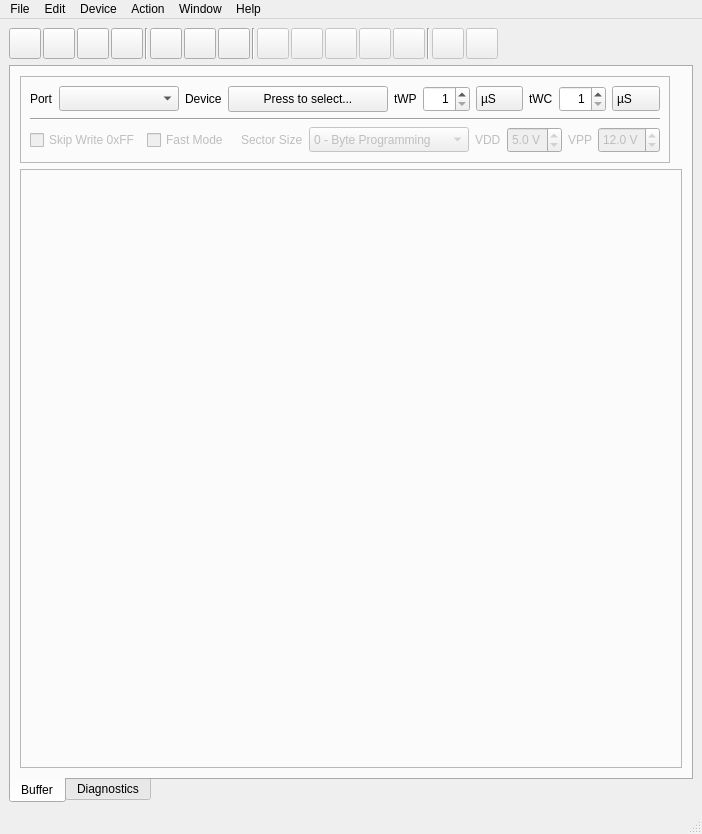
First picture: the form in software/usbflashprog/main/mainwindow.ui, repository robsonsmartins/usbflashprog, before the edit.
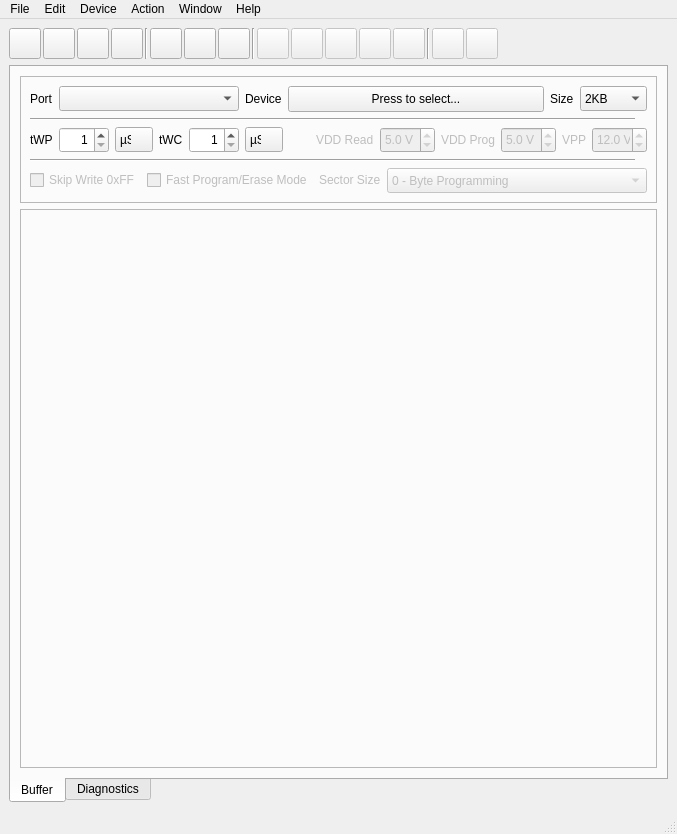
Second picture: the form after the edit. Icons and pictures are not drawn.

Commit message: 0.2.rev.A. Separate VDD read/prog control and Add size selector in software

Diff of the .ui file:
```diff
--- a/software/usbflashprog/main/mainwindow.ui
+++ b/software/usbflashprog/main/mainwindow.ui
@@ -6,7 +6,7 @@
    <rect>
     <x>0</x>
     <y>0</y>
-    <width>702</width>
+    <width>677</width>
     <height>834</height>
    </rect>
   </property>
@@ -427,7 +427,7 @@
                  <item>
                   <widget class="QLabel" name="labelProgPort">
                    <property name="sizePolicy">
-                    <sizepolicy hsizetype="Fixed" vsizetype="Preferred">
+                    <sizepolicy hsizetype="Fixed" vsizetype="Fixed">
                      <horstretch>0</horstretch>
                      <verstretch>0</verstretch>
                     </sizepolicy>
@@ -440,14 +440,14 @@
                  <item>
                   <widget class="QComboBox" name="comboBoxProgPort">
                    <property name="sizePolicy">
-                    <sizepolicy hsizetype="Minimum" vsizetype="Fixed">
+                    <sizepolicy hsizetype="Fixed" vsizetype="Fixed">
                      <horstretch>0</horstretch>
                      <verstretch>0</verstretch>
                     </sizepolicy>
                    </property>
                    <property name="minimumSize">
                     <size>
-                     <width>120</width>
+                     <width>180</width>
                      <height>25</height>
                     </size>
                    </property>
@@ -456,7 +456,7 @@
                  <item>
                   <widget class="QLabel" name="labelProgDevice">
                    <property name="sizePolicy">
-                    <sizepolicy hsizetype="Fixed" vsizetype="Preferred">
+                    <sizepolicy hsizetype="Fixed" vsizetype="Fixed">
                      <horstretch>0</horstretch>
                      <verstretch>0</verstretch>
                     </sizepolicy>
@@ -469,14 +469,14 @@
                  <item>
                   <widget class="QPushButton" name="btnProgDevice">
                    <property name="sizePolicy">
-                    <sizepolicy hsizetype="Fixed" vsizetype="Fixed">
+                    <sizepolicy hsizetype="Preferred" vsizetype="Fixed">
                      <horstretch>0</horstretch>
                      <verstretch>0</verstretch>
                     </sizepolicy>
                    </property>
                    <property name="minimumSize">
                     <size>
-                     <width>160</width>
+                     <width>200</width>
                      <height>26</height>
                     </size>
                    </property>
@@ -498,9 +498,140 @@
                   </widget>
                  </item>
                  <item>
+                  <widget class="QLabel" name="labelProgSize">
+                   <property name="sizePolicy">
+                    <sizepolicy hsizetype="Fixed" vsizetype="Fixed">
+                     <horstretch>0</horstretch>
+                     <verstretch>0</verstretch>
+                    </sizepolicy>
+                   </property>
+                   <property name="text">
+                    <string>Size</string>
+                   </property>
+                  </widget>
+                 </item>
+                 <item>
+                  <widget class="QComboBox" name="comboBoxProgSize">
+                   <property name="sizePolicy">
+                    <sizepolicy hsizetype="Fixed" vsizetype="Fixed">
+                     <horstretch>0</horstretch>
+                     <verstretch>0</verstretch>
+                    </sizepolicy>
+                   </property>
+                   <property name="minimumSize">
+                    <size>
+                     <width>0</width>
+                     <height>25</height>
+                    </size>
+                   </property>
+                   <property name="currentText">
+                    <string>2KB</string>
+                   </property>
+                   <item>
+                    <property name="text">
+                     <string notr="true">2KB</string>
+                    </property>
+                   </item>
+                   <item>
+                    <property name="text">
+                     <string notr="true">4KB</string>
+                    </property>
+                   </item>
+                   <item>
+                    <property name="text">
+                     <string notr="true">8KB</string>
+                    </property>
+                   </item>
+                   <item>
+                    <property name="text">
+                     <string notr="true">16KB</string>
+                    </property>
+                   </item>
+                   <item>
+                    <property name="text">
+                     <string notr="true">32KB</string>
+                    </property>
+                   </item>
+                   <item>
+                    <property name="text">
+                     <string notr="true">64KB</string>
+                    </property>
+                   </item>
+                   <item>
+                    <property name="text">
+                     <string notr="true">128KB</string>
+                    </property>
+                   </item>
+                   <item>
+                    <property name="text">
+                     <string notr="true">256KB</string>
+                    </property>
+                   </item>
+                   <item>
+                    <property name="text">
+                     <string notr="true">512KB</string>
+                    </property>
+                   </item>
+                   <item>
+                    <property name="text">
+                     <string notr="true">1MB</string>
+                    </property>
+                   </item>
+                   <item>
+                    <property name="text">
+                     <string notr="true">2MB</string>
+                    </property>
+                   </item>
+                   <item>
+                    <property name="text">
+                     <string notr="true">4MB</string>
+                    </property>
+                   </item>
+                   <item>
+                    <property name="text">
+                     <string notr="true">8MB</string>
+                    </property>
+                   </item>
+                   <item>
+                    <property name="text">
+                     <string notr="true">16MB</string>
+                    </property>
+                   </item>
+                  </widget>
+                 </item>
+                </layout>
+               </item>
+               <item>
+                <widget class="Line" name="line_8">
+                 <property name="sizePolicy">
+                  <sizepolicy hsizetype="Fixed" vsizetype="Fixed">
+                   <horstretch>0</horstretch>
+                   <verstretch>0</verstretch>
+                  </sizepolicy>
+                 </property>
+                 <property name="minimumSize">
+                  <size>
+                   <width>605</width>
+                   <height>0</height>
+                  </size>
+                 </property>
+                 <property name="maximumSize">
+                  <size>
+                   <width>605</width>
+                   <height>16777215</height>
+                  </size>
+                 </property>
+                 <property name="orientation">
+                  <enum>Qt::Horizontal</enum>
+                 </property>
+                </widget>
+               </item>
+               <item>
+                <layout class="QHBoxLayout" name="horizontalLayout_22">
+                 <item>
                   <widget class="QLabel" name="labelProgTWP">
                    <property name="sizePolicy">
-                    <sizepolicy hsizetype="Fixed" vsizetype="Preferred">
+                    <sizepolicy hsizetype="Fixed" vsizetype="Fixed">
                      <horstretch>0</horstretch>
                      <verstretch>0</verstretch>
                     </sizepolicy>
@@ -520,7 +651,7 @@
                    </property>
                    <property name="minimumSize">
                     <size>
-                     <width>45</width>
+                     <width>50</width>
                      <height>26</height>
                     </size>
                    </property>
@@ -547,7 +678,7 @@
                  <item>
                   <widget class="QComboBox" name="comboBoxProgTWPUnit">
                    <property name="sizePolicy">
-                    <sizepolicy hsizetype="Minimum" vsizetype="Fixed">
+                    <sizepolicy hsizetype="Fixed" vsizetype="Fixed">
                      <horstretch>0</horstretch>
                      <verstretch>0</verstretch>
                     </sizepolicy>
@@ -579,7 +710,7 @@
                  <item>
                   <widget class="QLabel" name="labelProgTWC">
                    <property name="sizePolicy">
-                    <sizepolicy hsizetype="Fixed" vsizetype="Preferred">
+                    <sizepolicy hsizetype="Fixed" vsizetype="Fixed">
                      <horstretch>0</horstretch>
                      <verstretch>0</verstretch>
                     </sizepolicy>
@@ -599,7 +730,7 @@
                    </property>
                    <property name="minimumSize">
                     <size>
-                     <width>45</width>
+                     <width>50</width>
                      <height>26</height>
                     </size>
                    </property>
@@ -620,7 +751,7 @@
                  <item>
                   <widget class="QComboBox" name="comboBoxProgTWCUnit">
                    <property name="sizePolicy">
-                    <sizepolicy hsizetype="Minimum" vsizetype="Fixed">
+                    <sizepolicy hsizetype="Fixed" vsizetype="Fixed">
                      <horstretch>0</horstretch>
                      <verstretch>0</verstretch>
                     </sizepolicy>
@@ -649,10 +780,194 @@
                    </item>
                   </widget>
                  </item>
+                 <item>
+                  <spacer name="horizontalSpacer_14">
+                   <property name="orientation">
+                    <enum>Qt::Horizontal</enum>
+                   </property>
+                   <property name="sizeType">
+                    <enum>QSizePolicy::Preferred</enum>
+                   </property>
+                   <property name="sizeHint" stdset="0">
+                    <size>
+                     <width>40</width>
+                     <height>20</height>
+                    </size>
+                   </property>
+                  </spacer>
+                 </item>
+                 <item>
+                  <widget class="QLabel" name="labelProgVDDrd">
+                   <property name="enabled">
+                    <bool>false</bool>
+                   </property>
+                   <property name="sizePolicy">
+                    <sizepolicy hsizetype="Fixed" vsizetype="Fixed">
+                     <horstretch>0</horstretch>
+                     <verstretch>0</verstretch>
+                    </sizepolicy>
+                   </property>
+                   <property name="text">
+                    <string notr="true">VDD Read</string>
+                   </property>
+                  </widget>
+                 </item>
+                 <item>
+                  <widget class="QDoubleSpinBox" name="spinBoxProgVDDrd">
+                   <property name="enabled">
+                    <bool>false</bool>
+                   </property>
+                   <property name="sizePolicy">
+                    <sizepolicy hsizetype="Fixed" vsizetype="Fixed">
+                     <horstretch>0</horstretch>
+                     <verstretch>0</verstretch>
+                    </sizepolicy>
+                   </property>
+                   <property name="minimumSize">
+                    <size>
+                     <width>55</width>
+                     <height>26</height>
+                    </size>
+                   </property>
+                   <property name="toolTip">
+                    <string>Adjust VDD to Read [Caution!]</string>
+                   </property>
+                   <property name="suffix">
+                    <string notr="true"> V</string>
+                   </property>
+                   <property name="decimals">
+                    <number>1</number>
+                   </property>
+                   <property name="minimum">
+                    <double>2.500000000000000</double>
+                   </property>
+                   <property name="maximum">
+                    <double>6.800000000000000</double>
+                   </property>
+                   <property name="singleStep">
+                    <double>0.100000000000000</double>
+                   </property>
+                   <property name="value">
+                    <double>5.000000000000000</double>
+                   </property>
+                  </widget>
+                 </item>
+                 <item>
+                  <widget class="QLabel" name="labelProgVDDwr">
+                   <property name="enabled">
+                    <bool>false</bool>
+                   </property>
+                   <property name="sizePolicy">
+                    <sizepolicy hsizetype="Fixed" vsizetype="Fixed">
+                     <horstretch>0</horstretch>
+                     <verstretch>0</verstretch>
+                    </sizepolicy>
+                   </property>
+                   <property name="text">
+                    <string notr="true">VDD Prog</string>
+                   </property>
+                  </widget>
+                 </item>
+                 <item>
+                  <widget class="QDoubleSpinBox" name="spinBoxProgVDDwr">
+                   <property name="enabled">
+                    <bool>false</bool>
+                   </property>
+                   <property name="sizePolicy">
+                    <sizepolicy hsizetype="Fixed" vsizetype="Fixed">
+                     <horstretch>0</horstretch>
+                     <verstretch>0</verstretch>
+                    </sizepolicy>
+                   </property>
+                   <property name="minimumSize">
+                    <size>
+                     <width>55</width>
+                     <height>26</height>
+                    </size>
+                   </property>
+                   <property name="toolTip">
+                    <string>Adjust VDD to Program [Caution!]</string>
+                   </property>
+                   <property name="suffix">
+                    <string notr="true"> V</string>
+                   </property>
+                   <property name="decimals">
+                    <number>1</number>
+                   </property>
+                   <property name="minimum">
+                    <double>2.500000000000000</double>
+                   </property>
+                   <property name="maximum">
+                    <double>6.800000000000000</double>
+                   </property>
+                   <property name="singleStep">
+                    <double>0.100000000000000</double>
+                   </property>
+                   <property name="value">
+                    <double>5.000000000000000</double>
+                   </property>
+                  </widget>
+                 </item>
+                 <item>
+                  <widget class="QLabel" name="labelProgVPP">
+                   <property name="enabled">
+                    <bool>false</bool>
+                   </property>
+                   <property name="sizePolicy">
+                    <sizepolicy hsizetype="Fixed" vsizetype="Fixed">
+                     <horstretch>0</horstretch>
+                     <verstretch>0</verstretch>
+                    </sizepolicy>
+                   </property>
+                   <property name="text">
+                    <string notr="true">VPP</string>
+                   </property>
+                  </widget>
+                 </item>
+                 <item>
+                  <widget class="QDoubleSpinBox" name="spinBoxProgVPP">
+                   <property name="enabled">
+                    <bool>false</bool>
+                   </property>
+                   <property name="sizePolicy">
+                    <sizepolicy hsizetype="Fixed" vsizetype="Fixed">
+                     <horstretch>0</horstretch>
+                     <verstretch>0</verstretch>
+                    </sizepolicy>
+                   </property>
+                   <property name="minimumSize">
+                    <size>
+                     <width>55</width>
+                     <height>26</height>
+                    </size>
+                   </property>
+                   <property name="toolTip">
+                    <string>Adjust VPP [Caution!]</string>
+                   </property>
+                   <property name="suffix">
+                    <string notr="true"> V</string>
+                   </property>
+                   <property name="decimals">
+                    <number>1</number>
+                   </property>
+                   <property name="minimum">
+                    <double>10.000000000000000</double>
+                   </property>
+                   <property name="maximum">
+                    <double>25.000000000000000</double>
+                   </property>
+                   <property name="singleStep">
+                    <double>0.100000000000000</double>
+                   </property>
+                   <property name="value">
+                    <double>12.000000000000000</double>
+                   </property>
+                  </widget>
+                 </item>
                 </layout>
                </item>
                <item>
-                <widget class="Line" name="line_8">
+                <widget class="Line" name="line_12">
                  <property name="sizePolicy">
                   <sizepolicy hsizetype="Fixed" vsizetype="Fixed">
                    <horstretch>0</horstretch>
@@ -661,13 +976,13 @@
                  </property>
                  <property name="minimumSize">
                   <size>
-                   <width>630</width>
+                   <width>605</width>
                    <height>0</height>
                   </size>
                  </property>
                  <property name="maximumSize">
                   <size>
-                   <width>590</width>
+                   <width>605</width>
                    <height>16777215</height>
                   </size>
                  </property>
@@ -683,6 +998,18 @@
                    <property name="enabled">
                     <bool>false</bool>
                    </property>
+                   <property name="sizePolicy">
+                    <sizepolicy hsizetype="Fixed" vsizetype="Fixed">
+                     <horstretch>0</horstretch>
+                     <verstretch>0</verstretch>
+                    </sizepolicy>
+                   </property>
+                   <property name="minimumSize">
+                    <size>
+                     <width>0</width>
+                     <height>0</height>
+                    </size>
+                   </property>
                    <property name="text">
                     <string>Skip Write 0xFF</string>
                    </property>
@@ -693,8 +1020,20 @@
                    <property name="enabled">
                     <bool>false</bool>
                    </property>
+                   <property name="sizePolicy">
+                    <sizepolicy hsizetype="Fixed" vsizetype="Fixed">
+                     <horstretch>0</horstretch>
+                     <verstretch>0</verstretch>
+                    </sizepolicy>
+                   </property>
+                   <property name="minimumSize">
+                    <size>
+                     <width>0</width>
+                     <height>0</height>
+                    </size>
+                   </property>
                    <property name="text">
-                    <string>Fast Mode</string>
+                    <string>Fast Program/Erase Mode</string>
                    </property>
                   </widget>
                  </item>
@@ -704,7 +1043,7 @@
                     <bool>false</bool>
                    </property>
                    <property name="sizePolicy">
-                    <sizepolicy hsizetype="Fixed" vsizetype="Preferred">
+                    <sizepolicy hsizetype="Fixed" vsizetype="Fixed">
                      <horstretch>0</horstretch>
                      <verstretch>0</verstretch>
                     </sizepolicy>
@@ -720,14 +1059,14 @@
                     <bool>false</bool>
                    </property>
                    <property name="sizePolicy">
-                    <sizepolicy hsizetype="Minimum" vsizetype="Fixed">
+                    <sizepolicy hsizetype="Preferred" vsizetype="Fixed">
                      <horstretch>0</horstretch>
                      <verstretch>0</verstretch>
                     </sizepolicy>
                    </property>
                    <property name="minimumSize">
                     <size>
-                     <width>160</width>
+                     <width>100</width>
                      <height>25</height>
                     </size>
                    </property>
@@ -768,118 +1107,6 @@
                    </item>
                   </widget>
                  </item>
-                 <item>
-                  <widget class="QLabel" name="labelProgVDD">
-                   <property name="enabled">
-                    <bool>false</bool>
-                   </property>
-                   <property name="sizePolicy">
-                    <sizepolicy hsizetype="Fixed" vsizetype="Preferred">
-                     <horstretch>0</horstretch>
-                     <verstretch>0</verstretch>
-                    </sizepolicy>
-                   </property>
-                   <property name="text">
-                    <string notr="true">VDD</string>
-                   </property>
-                  </widget>
-                 </item>
-                 <item>
-                  <widget class="QDoubleSpinBox" name="spinBoxProgVDD">
-                   <property name="enabled">
-                    <bool>false</bool>
-                   </property>
-                   <property name="sizePolicy">
-                    <sizepolicy hsizetype="Fixed" vsizetype="Fixed">
-                     <horstretch>0</horstretch>
-                     <verstretch>0</verstretch>
-                    </sizepolicy>
-                   </property>
-                   <property name="minimumSize">
-                    <size>
-                     <width>55</width>
-                     <height>26</height>
-                    </size>
-                   </property>
-                   <property name="toolTip">
-                    <string>Adjust VDD [Caution!]</string>
-                   </property>
-                   <property name="suffix">
-                    <string notr="true"> V</string>
-                   </property>
-                   <property name="decimals">
-                    <number>1</number>
-                   </property>
-                   <property name="minimum">
-                    <double>2.500000000000000</double>
-                   </property>
-                   <property name="maximum">
-                    <double>6.800000000000000</double>
-                   </property>
-                   <property name="singleStep">
-                    <double>0.100000000000000</double>
-                   </property>
-                   <property name="value">
-                    <double>5.000000000000000</double>
-                   </property>
-                  </widget>
-                 </item>
-                 <item>
-                  <widget class="QLabel" name="labelProgVPP">
-                   <property name="enabled">
-                    <bool>false</bool>
-                   </property>
-                   <property name="sizePolicy">
-                    <sizepolicy hsizetype="Fixed" vsizetype="Preferred">
-                     <horstretch>0</horstretch>
-                     <verstretch>0</verstretch>
-                    </sizepolicy>
-                   </property>
-                   <property name="text">
-                    <string notr="true">VPP</string>
-                   </property>
-                  </widget>
-                 </item>
-                 <item>
-                  <widget class="QDoubleSpinBox" name="spinBoxProgVPP">
-                   <property name="enabled">
-                    <bool>false</bool>
-                   </property>
-                   <property name="sizePolicy">
-                    <sizepolicy hsizetype="Fixed" vsizetype="Fixed">
-                     <horstretch>0</horstretch>
-                     <verstretch>0</verstretch>
-                    </sizepolicy>
-                   </property>
-                   <property name="minimumSize">
-                    <size>
-                     <width>55</width>
-                     <height>26</height>
-                    </size>
-                   </property>
-                   <property name="toolTip">
-                    <string>Adjust VPP [Caution!]</string>
-                   </property>
-                   <property name="suffix">
-                    <string notr="true"> V</string>
-                   </property>
-                   <property name="decimals">
-                    <number>1</number>
-                   </property>
-                   <property name="minimum">
-                    <double>10.000000000000000</double>
-                   </property>
-                   <property name="maximum">
-                    <double>25.000000000000000</double>
-                   </property>
-                   <property name="singleStep">
-                    <double>0.100000000000000</double>
-                   </property>
-                   <property name="value">
-                    <double>12.000000000000000</double>
-                   </property>
-                  </widget>
-                 </item>
                 </layout>
                </item>
               </layout>
@@ -894,7 +1121,7 @@
             </property>
             <property name="sizeHint" stdset="0">
              <size>
-              <width>40</width>
+              <width>20</width>
               <height>20</height>
              </size>
             </property>
@@ -3054,7 +3281,7 @@
     <rect>
      <x>0</x>
      <y>0</y>
-     <width>702</width>
+     <width>677</width>
      <height>21</height>
     </rect>
    </property>
```
Left out of the diff: 18 changed lines with no effect on the pictures. The commit also changes 10 other files.
